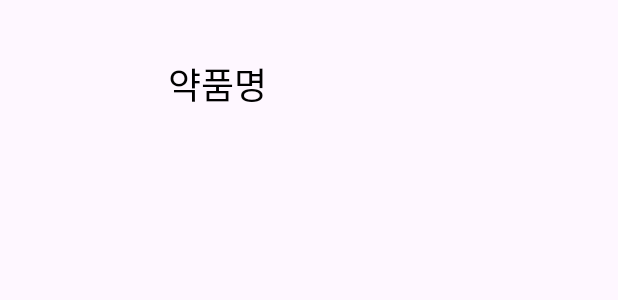
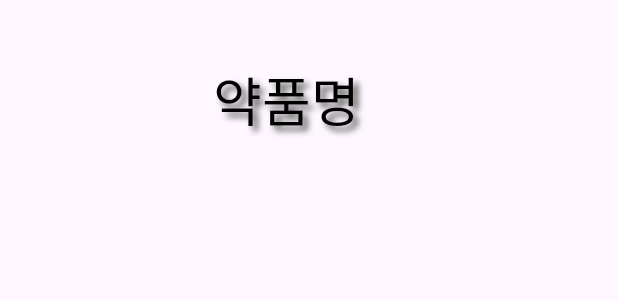
Before and after one commit to ju2hong/YouEye, an Android app: the layout listview_item.xml on its own in the app's theme, with its tools: preview values and no code run, on a phone screen of 412 x 824 dp. Shown: the top 300 px of the screen. Run offline under Robolectric (Android 15) with nearby library versions, the phone set to English and light mode, and no system bars; network calls fail.

Commit message:
글씨크기수정

```diff
--- a/app/src/main/res/layout/activity_textsearch.xml
+++ b/app/src/main/res/layout/activity_textsearch.xml
@@ -14,7 +14,7 @@
         android:text="글자검색"
         android:textAlignment="center"
         android:textColor="@color/black"
-        android:textSize="10pt"
+        android:textSize="50sp"
         android:textStyle="bold"
         app:layout_constraintBottom_toBottomOf="parent"
         app:layout_constraintEnd_toEndOf="parent"
--- a/app/src/main/res/layout/listview_item.xml
+++ b/app/src/main/res/layout/listview_item.xml
@@ -9,8 +9,8 @@
 
     <ImageView
         android:id="@+id/imageView1"
-        android:layout_width="80dp"
-        android:layout_height="80dp"
+        android:layout_width="110dp"
+        android:layout_height="100dp"
         app:layout_constraintStart_toStartOf="parent"
         app:layout_constraintTop_toTopOf="parent"
         app:layout_constraintBottom_toBottomOf="parent"
@@ -23,7 +23,12 @@
         android:layout_marginStart="16dp"
         android:text="약품명"
         android:textColor="#000000"
-        android:textSize="24sp"
+
+        android:shadowColor="#555555"
+        android:shadowDx="5"
+        android:shadowDy="5"
+        android:shadowRadius="5"
+        android:textSize="35sp"
         app:layout_constraintStart_toEndOf="@id/imageView1"
         app:layout_constraintEnd_toEndOf="parent"
         app:layout_constraintTop_toTopOf="@id/imageView1"
--- a/app/src/main/res/layout/show_pill.xml
+++ b/app/src/main/res/layout/show_pill.xml
@@ -15,7 +15,7 @@
         android:layout_height="wrap_content"
         android:text="복용중인 알약"
         android:textStyle="bold"
-        android:textSize="24sp"
+        android:textSize="50sp"
         app:layout_constraintTop_toTopOf="parent"
         app:layout_constraintLeft_toLeftOf="parent"
         app:layout_constraintRight_toRightOf="parent"
```
